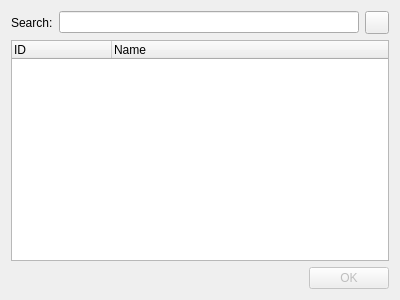
Before: the Qt Designer form src/Gui/Selectors/SelectOutput.ui in waddlesplash/ragingmidi, drawn with Qt 5.
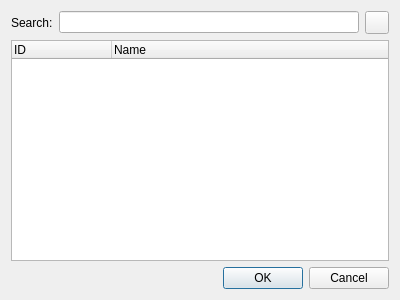
After: the same form once the commit is applied.

Patch:
```diff
--- a/src/Gui/Selectors/SelectOutput.ui
+++ b/src/Gui/Selectors/SelectOutput.ui
@@ -58,12 +58,9 @@
     </widget>
    </item>
    <item row="2" column="0">
-    <widget class="QDialogButtonBox" name="acceptBB">
-     <property name="enabled">
-      <bool>false</bool>
-     </property>
+    <widget class="QDialogButtonBox" name="buttonBox">
      <property name="standardButtons">
-      <set>QDialogButtonBox::Ok</set>
+      <set>QDialogButtonBox::Cancel|QDialogButtonBox::Ok</set>
      </property>
     </widget>
    </item>
```
Left out of the diff: 18 changed lines with no effect on the pictures.
